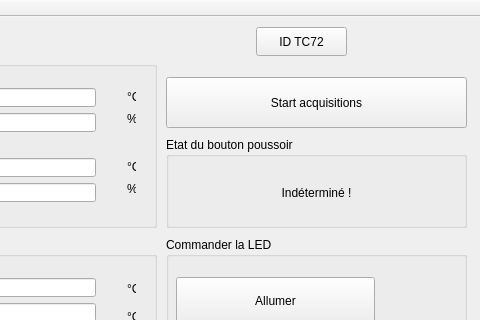
Qt form cihmappformqtcpp.ui (PhASnBenoit/appFormQtCpp) before a commit; both pictures show x 560 to 1040 and y 0 to 320 of the 1040 by 840 pixel window.
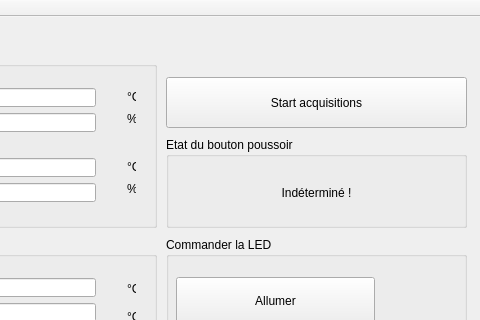
The same form after that commit. Icons and pictures are not drawn.

```diff
--- a/cihmappformqtcpp.ui
+++ b/cihmappformqtcpp.ui
@@ -446,19 +446,6 @@
      </property>
     </widget>
    </widget>
-   <widget class="QPushButton" name="pbId">
-    <property name="geometry">
-     <rect>
-      <x>470</x>
-      <y>10</y>
-      <width>91</width>
-      <height>29</height>
-     </rect>
-    </property>
-    <property name="text">
-     <string>ID TC72</string>
-    </property>
-   </widget>
    <widget class="QGroupBox" name="gbLcd">
     <property name="geometry">
      <rect>
```
